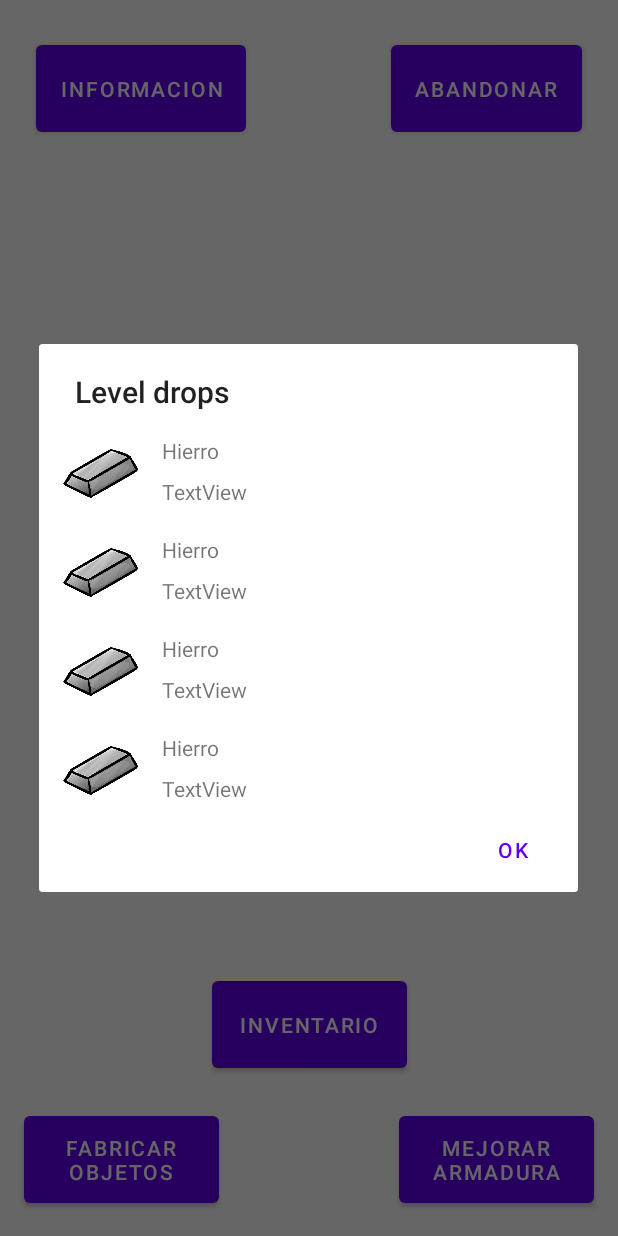
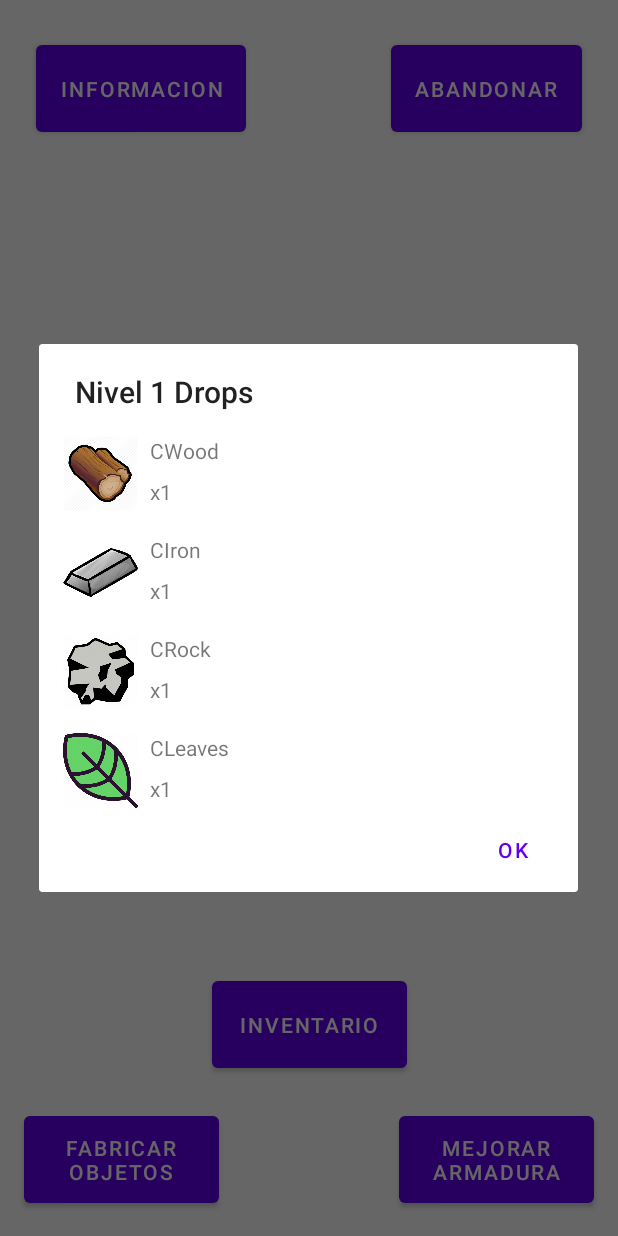
Before and after one commit to SergioVelaAlfajarin/Dungeon-Master, an Android app: the RestZoneActivity screen opened directly, with no data from a screen before it, after a tap on "INFORMACION", on a phone screen of 412 x 824 dp. Run offline under Robolectric (Android 15) with nearby library versions, the phone set to English and light mode, and no system bars.

Commit message:
terminada preview drops y arreglado errores

```diff
--- a/app/src/main/java/sva/dungmas/activities/RestZoneActivity.kt
+++ b/app/src/main/java/sva/dungmas/activities/RestZoneActivity.kt
@@ -1,5 +1,6 @@
 package sva.dungmas.activities
 
+import android.content.Context
 import android.content.Intent
 import androidx.appcompat.app.AppCompatActivity
 import android.os.Bundle
@@ -58,7 +59,7 @@ class RestZoneActivity : AppCompatActivity() {
             }
             Codes.BATTLE_WON.code -> {
                 btnRepeatLevel.isEnabled = true
-                val itemsDropped: HashMap<ItemPart, Int> = Game.getLevelDrop()
+                val itemsDropped: LinkedHashMap<ItemPart, Int> = Game.getLevelDrop()
                 //TODO informar al usuario de los objetos dropeados (custom dialog?)
                 //Game.player.addItemsToInventory(itemsDropped)
                 updateLblLevel()
@@ -87,36 +88,40 @@ class RestZoneActivity : AppCompatActivity() {
     }
 
     private fun btnLevelInfoClick(v: View){
-        //TODO hacer que se muestren los items que se van a dropear
         val view = layoutInflater.inflate(R.layout.preview_dialog, null)
+
         val recycler = view.findViewById<RecyclerView>(R.id.recyclerItemPreview)
+        recycler.layoutManager = LinearLayoutManager(this)
+        recycler.adapter = PreviewRecyclerAdapter()
 
-        recycler.layoutManager = LinearLayoutManager(this)
+        CustomDialog(getString(R.string.itemPreviewDialogTitle, Game.level + 1), view)
+            .show(supportFragmentManager, ":::")
+    }
 
-        class ViewHolder(v: View): RecyclerView.ViewHolder(v){
-            val imgItemIconDialog: ImageView = v.findViewById(R.id.imgItemIconDialog)
-            val lblItemNameDialog: TextView = v.findViewById(R.id.lblItemNameDialog)
-            val lblItemQntyDialog: TextView = v.findViewById(R.id.lblItemQntyDialog)
+    class PreviewRecyclerAdapter(): RecyclerView.Adapter<PreviewViewHolder>(){
+        private val drops = Game.getLevelDrop()
+        private val keyset = Game.getLevelDrop().keys.toList()
+
+        override fun onCreateViewHolder(parent: ViewGroup, viewType: Int): PreviewViewHolder {
+            val vInflated = LayoutInflater.from(parent.context).inflate(R.layout.preview_dialog_item, parent, false)
+            return PreviewViewHolder(vInflated)
         }
 
-        recycler.adapter = object : RecyclerView.Adapter<ViewHolder>(){
-            override fun onCreateViewHolder(parent: ViewGroup, viewType: Int): ViewHolder {
-                val vInflated = LayoutInflater.from(parent.context).inflate(R.layout.preview_dialog_item, parent, false)
-                return ViewHolder(vInflated)
-            }
-
-            override fun getItemCount(): Int {
-                return Game.getLevelDrop().size
-            }
-
-            override fun onBindViewHolder(holder: ViewHolder, position: Int) {
-                //holder.imgItemIconDialog.setImageResource()
-            }
+        override fun getItemCount(): Int {
+            return drops.size
         }
 
+        override fun onBindViewHolder(holder: PreviewViewHolder, position: Int) {
+            holder.imgItemIconDialog.setImageResource(keyset[position].iconResId)
+            holder.lblItemNameDialog.text = keyset[position].name
+            holder.lblItemQntyDialog.text = "x${drops[keyset[position]]}"
+        }
+    }
 
-        CustomDialog("Level drops", view)
-            .show(supportFragmentManager, ":::")
+    class PreviewViewHolder(v: View): RecyclerView.ViewHolder(v){
+        val imgItemIconDialog: ImageView = v.findViewById(R.id.imgItemIconDialog)
+        val lblItemNameDialog: TextView = v.findViewById(R.id.lblItemNameDialog)
+        val lblItemQntyDialog: TextView = v.findViewById(R.id.lblItemQntyDialog)
     }
 
     private fun btnLeaveGameClick(v: View){
@@ -131,6 +136,7 @@ class RestZoneActivity : AppCompatActivity() {
         object : ConfirmCallback {
             override fun dialogOk() {
                 finish()
+                Game.reset()
             }
         }
     ).show(supportFragmentManager, ":::")
--- a/app/src/main/java/sva/dungmas/activities/UpgradeActivity.kt
+++ b/app/src/main/java/sva/dungmas/activities/UpgradeActivity.kt
@@ -36,7 +36,7 @@ class UpgradeActivity : AppCompatActivity() {
     }
 
     private fun btnUpgradeArmorClick(v: View){
-        //TODO HACER REQUESITOS
+        //TODO HACER REQUESITOS (recipe)
         //TODO CREAR LABEL QUE MUESTRE STATS ACTUALES
         playerArmor.increaseLevel()
 
--- a/app/src/main/java/sva/dungmas/game/Game.kt
+++ b/app/src/main/java/sva/dungmas/game/Game.kt
@@ -25,6 +25,14 @@ object Game {
         defaultEnemyStats = Stats(1,1,1)
         bdManager = BDManager()
         genEnemies()
+        level = 0
+    }
+
+    fun reset() {
+        defaultEnemyStats = Stats(1,1,1)
+        bdManager = BDManager()
+        genEnemies()
+        level = 0
     }
 
     fun increaseLevel(){
@@ -47,10 +55,10 @@ object Game {
         }
     }
 
-    fun getLevelDrop(): HashMap<ItemPart, Int> {
+    fun getLevelDrop(): LinkedHashMap<ItemPart, Int> {
         val items: List<ItemPart> = bdManager.getItemsPart()
-        val hashMap: HashMap<ItemPart, Int> = hashMapOf()
-        val qnty = (level * (if(easyMode) 1.5 else 3.0)).toInt()
+        val hashMap: LinkedHashMap<ItemPart, Int> = linkedMapOf()
+        val qnty = (level.coerceAtLeast(1) * (if(!easyMode) 1.5 else 2.5)).toInt()
         items.forEach{
             hashMap[it] = qnty
         }
@@ -85,6 +93,6 @@ object Game {
                 putString("lang", value)
             }
         }
-    var level = 1
+    var level = 0
         private set
 }
--- a/app/src/main/java/sva/dungmas/game/items/ItemPart.kt
+++ b/app/src/main/java/sva/dungmas/game/items/ItemPart.kt
@@ -9,7 +9,7 @@ data class ItemPart(
 ) : Storable{
     override fun equals(other: Any?): Boolean {
         if (this === other) return true
-        if (other !is Item) return false
+        if (other !is ItemPart) return false
         if (id != other.id) return false
         return true
     }
--- a/app/src/main/res/layout/preview_dialog_item.xml
+++ b/app/src/main/res/layout/preview_dialog_item.xml
@@ -19,7 +19,7 @@
         android:id="@+id/lblItemNameDialog"
         android:layout_width="wrap_content"
         android:layout_height="wrap_content"
-        android:layout_marginStart="16dp"
+        android:layout_marginStart="8dp"
         android:layout_marginTop="16dp"
         android:text="@string/itemName_iron"
         app:layout_constraintStart_toEndOf="@+id/imgItemIconDialog"
@@ -29,7 +29,7 @@
         android:id="@+id/lblItemQntyDialog"
         android:layout_width="wrap_content"
         android:layout_height="wrap_content"
-        android:layout_marginStart="16dp"
+        android:layout_marginStart="8dp"
         android:layout_marginTop="8dp"
         android:text="TextView"
         app:layout_constraintStart_toEndOf="@+id/imgItemIconDialog"
--- a/app/src/main/res/values/strings.xml
+++ b/app/src/main/res/values/strings.xml
@@ -52,4 +52,5 @@
     <string name="clearRankingTitle">Borrar Ranking</string>
     <string name="clearRankingMsg">¿Quieres borrar todas las puntuaciones?</string>
     <string name="acceptOp">Aceptar</string>
+    <string name="itemPreviewDialogTitle">Nivel %1$d Drops</string>
 </resources>
```
Also changed, not shown: app/src/main/java/sva/dungmas/game/entities/Armor.kt (+15 -7 lines), 2 other files.
